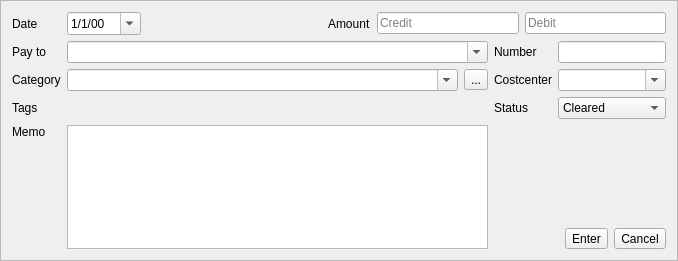
First picture: the form in kmymoney/views/newtransactioneditor.ui, repository KDE/kmymoney, before the edit.
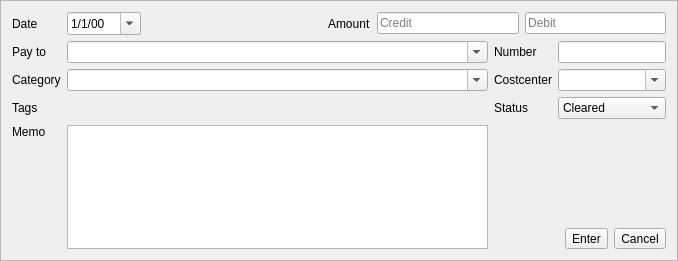
Second picture: the form after the edit. Custom widgets are drawn as their Qt base class.

Commit message: Remove the extra split button for the new transaction editors

```diff
--- a/kmymoney/views/newtransactioneditor.ui
+++ b/kmymoney/views/newtransactioneditor.ui
@@ -136,8 +136,6 @@
     </widget>
    </item>
    <item row="2" column="1" colspan="2">
-    <layout class="QHBoxLayout" name="horizontalLayout_2">
-     <item>
       <widget class="KMyMoneyAccountCombo" name="accountCombo">
        <property name="editable">
         <bool>true</bool>
@@ -150,15 +148,6 @@
        </property>
       </widget>
      </item>
-     <item>
-      <widget class="QToolButton" name="splitEditorButton">
-       <property name="text">
-        <string>...</string>
-       </property>
-      </widget>
-     </item>
-    </layout>
-   </item>
    <item row="2" column="3">
     <widget class="QLabel" name="costCenterLabel">
      <property name="text">
```
Left out of the diff: 1 changed line with no effect on the pictures. Lines whose indentation alone changed are shown as unchanged. The commit also changes 3 other files.
